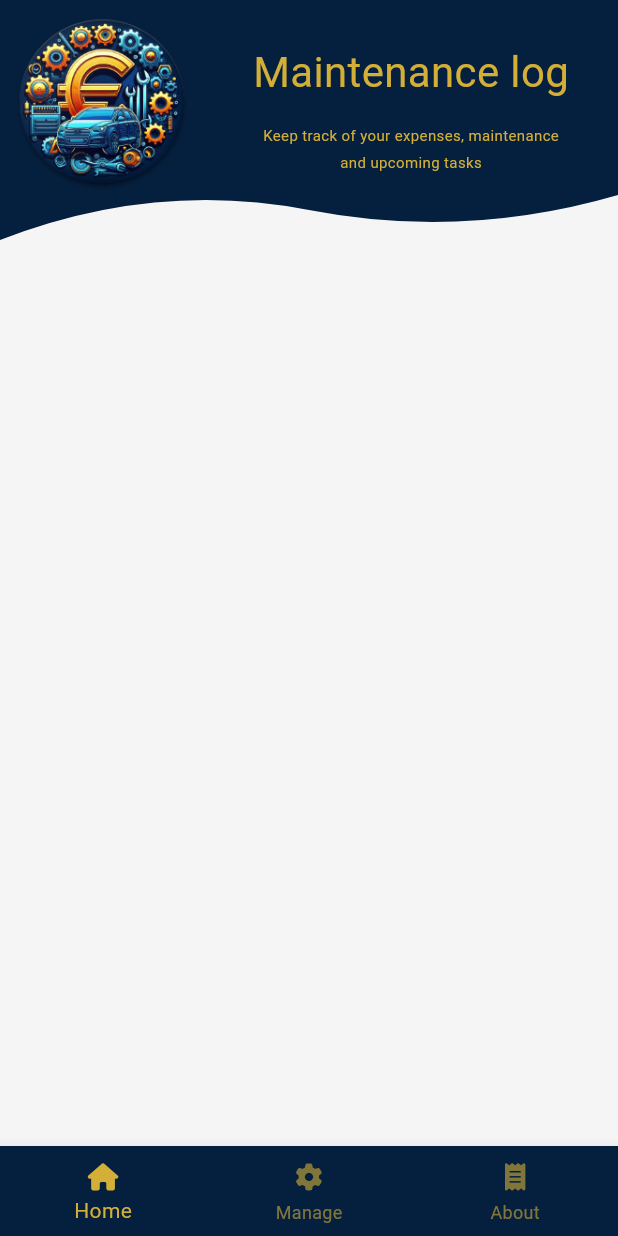
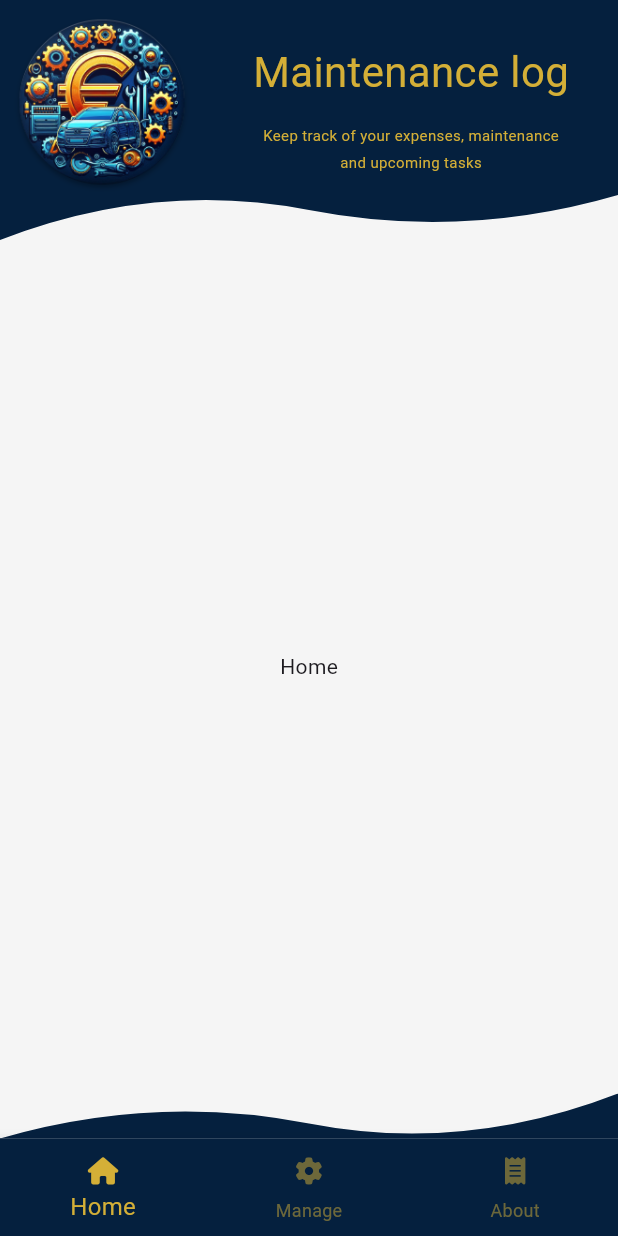
Before and after one commit to bobylolisos/MaintenanceLog, a Flutter app: the screen it shows after launch, on a phone screen of 412 x 824 dp. Run offline on Flutter 3.47's test engine with Material 3 defaults, Android fonts, the phone set to English and light mode, and no system bars; our stand-ins replace font_awesome_flutter.

Commit message:
Created empty views for tabbar

```diff
--- a/lib/main.dart
+++ b/lib/main.dart
@@ -16,7 +16,7 @@ class MyApp extends StatelessWidget {
   Widget build(BuildContext context) {
     return MaterialApp(
       debugShowCheckedModeBanner: false,
-      home: const MainView(),
+      home: MainView(),
     );
   }
 }
--- /dev/null
+++ b/lib/views/about_view.dart
@@ -0,0 +1,12 @@
+import 'package:flutter/material.dart';
+
+class AboutView extends StatelessWidget {
+  const AboutView({super.key});
+
+  @override
+  Widget build(BuildContext context) {
+    return Center(
+      child: Text('About'),
+    );
+  }
+}
--- /dev/null
+++ b/lib/views/home_view.dart
@@ -0,0 +1,12 @@
+import 'package:flutter/material.dart';
+
+class HomeView extends StatelessWidget {
+  const HomeView({super.key});
+
+  @override
+  Widget build(BuildContext context) {
+    return Center(
+      child: Text('Home'),
+    );
+  }
+}
--- a/lib/views/main_view.dart
+++ b/lib/views/main_view.dart
@@ -1,10 +1,15 @@
 import 'package:flutter/material.dart';
 import 'package:font_awesome_flutter/font_awesome_flutter.dart';
 import 'package:maintenance_log/resources/colors.dart';
+import 'package:maintenance_log/views/about_view.dart';
+import 'package:maintenance_log/views/home_view.dart';
+import 'package:maintenance_log/views/manage_view.dart';
 import 'package:maintenance_log/widgets/wave_clipper.dart';
 
 class MainView extends StatelessWidget {
-  const MainView({super.key});
+  MainView({super.key});
+
+  final ValueNotifier<int> _selectedMenuItemNotifier = ValueNotifier<int>(0);
 
   @override
   Widget build(BuildContext context) {
@@ -68,25 +73,57 @@ class MainView extends StatelessWidget {
                             ],
                           ),
                         ),
+                      ),
+                    ],
+                  ),
+                ),
+              ),
+              Expanded(
+                child: ValueListenableBuilder(
+                  valueListenable: _selectedMenuItemNotifier,
+                  builder: (BuildContext context, int value, Widget? child) {
+                    if (value == 2) {
+                      return AboutView();
+                    }
+                    if (value == 1) {
+                      return ManageView();
+                    }
+                    return HomeView();
+                  },
+                ),
+              ),
+              RotatedBox(
+                quarterTurns: 2,
+                child: ClipPath(
+                  clipper: WaveClipper(),
+                  child: Container(
+                    height: 30,
+                    color: colorBlue,
+                  ),
+                ),
               )
             ],
           ),
         ),
       ),
-            ],
-          ),
-        ),
-      ),
-      bottomNavigationBar: BottomNavigationBar(
+      bottomNavigationBar: ValueListenableBuilder(
+        valueListenable: _selectedMenuItemNotifier,
+        builder: (BuildContext context, int value, Widget? child) {
+          return BottomNavigationBar(
+              iconSize: 18,
+              selectedFontSize: 16,
+              currentIndex: _selectedMenuItemNotifier.value,
               backgroundColor: colorBlue,
               selectedItemColor: colorGold,
-          unselectedItemColor: colorGold.withOpacity(0.6),
+              unselectedItemColor: colorGold.withOpacity(0.5),
+              onTap: (value) {
+                _selectedMenuItemNotifier.value = value;
+              },
               items: [
                 BottomNavigationBarItem(
                     icon: Padding(
                       padding: const EdgeInsets.all(4.0),
                       child: FaIcon(
-                    size: 18,
                         FontAwesomeIcons.house,
                       ),
                     ),
@@ -95,7 +132,6 @@ class MainView extends StatelessWidget {
                     icon: Padding(
                       padding: const EdgeInsets.all(4.0),
                       child: FaIcon(
-                    size: 18,
                         FontAwesomeIcons.gear,
                       ),
                     ),
@@ -104,12 +140,13 @@ class MainView extends StatelessWidget {
                     icon: Padding(
                       padding: const EdgeInsets.all(4.0),
                       child: FaIcon(
-                    size: 18,
                         FontAwesomeIcons.receipt,
                       ),
                     ),
                     label: 'About'),
-          ]),
+              ]);
+        },
+      ),
     );
   }
 }
--- /dev/null
+++ b/lib/views/manage_view.dart
@@ -0,0 +1,12 @@
+import 'package:flutter/material.dart';
+
+class ManageView extends StatelessWidget {
+  const ManageView({super.key});
+
+  @override
+  Widget build(BuildContext context) {
+    return Center(
+      child: Text('Manage'),
+    );
+  }
+}
```
Lines whose indentation alone changed are shown as unchanged.
